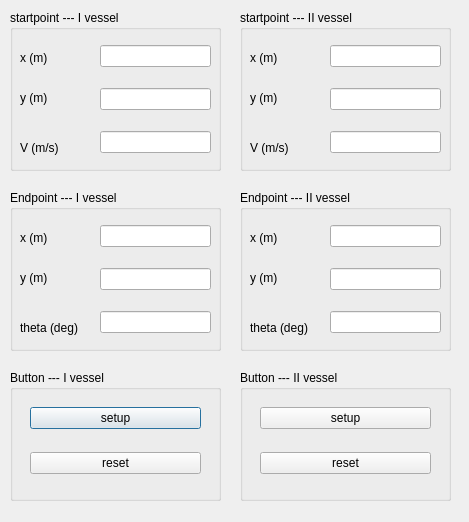
Old version of the form DPfloatover/QT/dialogstraightline.ui in the repository Forrest-Z/USV-robotics.
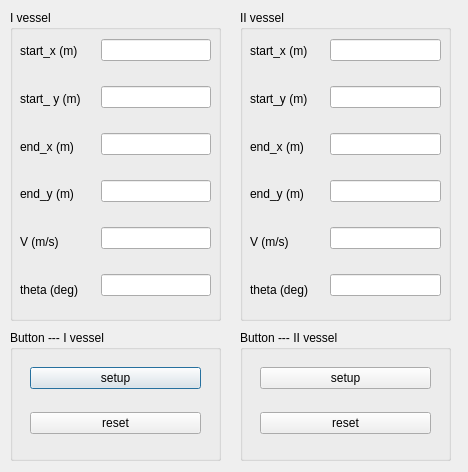
New version of the form.

What changed in the file:
```diff
--- a/DPfloatover/QT/dialogstraightline.ui
+++ b/DPfloatover/QT/dialogstraightline.ui
@@ -6,8 +6,8 @@
    <rect>
     <x>0</x>
     <y>0</y>
-    <width>469</width>
-    <height>522</height>
+    <width>468</width>
+    <height>472</height>
    </rect>
   </property>
   <property name="windowTitle">
@@ -19,58 +19,19 @@
      <x>10</x>
      <y>10</y>
      <width>211</width>
-     <height>161</height>
+     <height>311</height>
     </rect>
    </property>
    <property name="title">
-    <string>startpoint --- I vessel</string>
+    <string>I vessel</string>
    </property>
-   <widget class="QLabel" name="label">
-    <property name="geometry">
-     <rect>
-      <x>10</x>
-      <y>40</y>
-      <width>41</width>
-      <height>16</height>
-     </rect>
-    </property>
-    <property name="text">
-     <string>x (m)</string>
-    </property>
-   </widget>
-   <widget class="QLabel" name="label_2">
-    <property name="geometry">
-     <rect>
-      <x>10</x>
-      <y>80</y>
-      <width>41</width>
-      <height>16</height>
-     </rect>
-    </property>
-    <property name="text">
-     <string>y (m)</string>
-    </property>
-   </widget>
-   <widget class="QLabel" name="label_3">
-    <property name="geometry">
-     <rect>
-      <x>10</x>
-      <y>130</y>
-      <width>71</width>
-      <height>16</height>
-     </rect>
-    </property>
-    <property name="text">
-     <string>V (m/s)</string>
-    </property>
-   </widget>
    <widget class="QWidget" name="layoutWidget">
     <property name="geometry">
      <rect>
-      <x>90</x>
-      <y>20</y>
-      <width>111</width>
-      <height>141</height>
+      <x>91</x>
+      <y>10</y>
+      <width>110</width>
+      <height>301</height>
      </rect>
     </property>
     <layout class="QVBoxLayout" name="verticalLayout">
@@ -80,9 +41,72 @@
      <item>
       <widget class="QLineEdit" name="LE_setyI0"/>
      </item>
+     <item>
+      <widget class="QLineEdit" name="LE_setxI1"/>
+     </item>
+     <item>
+      <widget class="QLineEdit" name="LE_setyI1"/>
+     </item>
      <item>
       <widget class="QLineEdit" name="LE_setvelocityI"/>
      </item>
+     <item>
+      <widget class="QLineEdit" name="LE_setthetaI1"/>
+     </item>
+    </layout>
+   </widget>
+   <widget class="QWidget" name="layoutWidget">
+    <property name="geometry">
+     <rect>
+      <x>10</x>
+      <y>20</y>
+      <width>74</width>
+      <height>281</height>
+     </rect>
+    </property>
+    <layout class="QVBoxLayout" name="verticalLayout_3">
+     <item>
+      <widget class="QLabel" name="label">
+       <property name="text">
+        <string>start_x (m)</string>
+       </property>
+      </widget>
+     </item>
+     <item>
+      <widget class="QLabel" name="label_2">
+       <property name="text">
+        <string>start_ y (m)</string>
+       </property>
+      </widget>
+     </item>
+     <item>
+      <widget class="QLabel" name="label_8">
+       <property name="text">
+        <string>end_x (m)</string>
+       </property>
+      </widget>
+     </item>
+     <item>
+      <widget class="QLabel" name="label_7">
+       <property name="text">
+        <string>end_y (m)</string>
+       </property>
+      </widget>
+     </item>
+     <item>
+      <widget class="QLabel" name="label_4">
+       <property name="text">
+        <string>V (m/s)</string>
+       </property>
+      </widget>
+     </item>
+     <item>
+      <widget class="QLabel" name="label_9">
+       <property name="text">
+        <string>theta (deg)</string>
+       </property>
+      </widget>
+     </item>
     </layout>
    </widget>
   </widget>
@@ -90,7 +114,7 @@
    <property name="geometry">
     <rect>
      <x>10</x>
-     <y>370</y>
+     <y>330</y>
      <width>211</width>
      <height>131</height>
     </rect>
@@ -125,140 +149,28 @@
     </layout>
    </widget>
   </widget>
-  <widget class="QGroupBox" name="GB_setI_2">
-   <property name="geometry">
-    <rect>
-     <x>10</x>
-     <y>190</y>
-     <width>211</width>
-     <height>161</height>
-    </rect>
-   </property>
-   <property name="title">
-    <string>Endpoint --- I vessel</string>
-   </property>
-   <widget class="QLabel" name="label_4">
-    <property name="geometry">
-     <rect>
-      <x>10</x>
-      <y>40</y>
-      <width>41</width>
-      <height>16</height>
-     </rect>
-    </property>
-    <property name="text">
-     <string>x (m)</string>
-    </property>
-   </widget>
-   <widget class="QLabel" name="label_5">
-    <property name="geometry">
-     <rect>
-      <x>10</x>
-      <y>80</y>
-      <width>41</width>
-      <height>16</height>
-     </rect>
-    </property>
-    <property name="text">
-     <string>y (m)</string>
-    </property>
-   </widget>
-   <widget class="QLabel" name="label_6">
-    <property name="geometry">
-     <rect>
-      <x>10</x>
-      <y>130</y>
-      <width>71</width>
-      <height>16</height>
-     </rect>
-    </property>
-    <property name="text">
-     <string>theta (deg)</string>
-    </property>
-   </widget>
-   <widget class="QWidget" name="layoutWidget_4">
-    <property name="geometry">
-     <rect>
-      <x>90</x>
-      <y>20</y>
-      <width>111</width>
-      <height>141</height>
-     </rect>
-    </property>
-    <layout class="QVBoxLayout" name="verticalLayout_5">
-     <item>
-      <widget class="QLineEdit" name="LE_setxI1"/>
-     </item>
-     <item>
-      <widget class="QLineEdit" name="LE_setyI1"/>
-     </item>
-     <item>
-      <widget class="QLineEdit" name="LE_setthetaI1"/>
-     </item>
-    </layout>
-   </widget>
-  </widget>
   <widget class="QGroupBox" name="GB_setI_3">
    <property name="geometry">
     <rect>
      <x>240</x>
      <y>10</y>
      <width>211</width>
-     <height>161</height>
+     <height>311</height>
     </rect>
    </property>
    <property name="title">
-    <string>startpoint --- II vessel</string>
+    <string>II vessel</string>
    </property>
-   <widget class="QLabel" name="label_13">
-    <property name="geometry">
-     <rect>
-      <x>10</x>
-      <y>40</y>
-      <width>41</width>
-      <height>16</height>
-     </rect>
-    </property>
-    <property name="text">
-     <string>x (m)</string>
-    </property>
-   </widget>
-   <widget class="QLabel" name="label_14">
-    <property name="geometry">
-     <rect>
-      <x>10</x>
-      <y>80</y>
-      <width>41</width>
-      <height>16</height>
-     </rect>
-    </property>
-    <property name="text">
-     <string>y (m)</string>
-    </property>
-   </widget>
-   <widget class="QLabel" name="label_15">
-    <property name="geometry">
-     <rect>
-      <x>10</x>
-      <y>130</y>
-      <width>71</width>
-      <height>16</height>
-     </rect>
-    </property>
-    <property name="text">
-     <string>V (m/s)</string>
-    </property>
-   </widget>
-   <widget class="QWidget" name="layoutWidget_7">
+   <widget class="QWidget" name="layoutWidget">
     <property name="geometry">
      <rect>
       <x>90</x>
-      <y>20</y>
+      <y>10</y>
       <width>111</width>
-      <height>141</height>
+      <height>301</height>
      </rect>
     </property>
-    <layout class="QVBoxLayout" name="verticalLayout_3">
+    <layout class="QVBoxLayout" name="verticalLayout_2">
      <item>
       <widget class="QLineEdit" name="LE_setxII0"/>
      </item>
@@ -266,89 +178,79 @@
       <widget class="QLineEdit" name="LE_setyII0"/>
      </item>
      <item>
-      <widget class="QLineEdit" name="LE_setvelocityII"/>
-     </item>
-    </layout>
-   </widget>
-  </widget>
-  <widget class="QGroupBox" name="GB_setI_4">
-   <property name="geometry">
-    <rect>
-     <x>240</x>
-     <y>190</y>
-     <width>211</width>
-     <height>161</height>
-    </rect>
-   </property>
-   <property name="title">
-    <string>Endpoint --- II vessel</string>
-   </property>
-   <widget class="QLabel" name="label_16">
-    <property name="geometry">
-     <rect>
-      <x>10</x>
-      <y>40</y>
-      <width>41</width>
-      <height>16</height>
-     </rect>
-    </property>
-    <property name="text">
-     <string>x (m)</string>
-    </property>
-   </widget>
-   <widget class="QLabel" name="label_17">
-    <property name="geometry">
-     <rect>
-      <x>10</x>
-      <y>80</y>
-      <width>41</width>
-      <height>16</height>
-     </rect>
-    </property>
-    <property name="text">
-     <string>y (m)</string>
-    </property>
-   </widget>
-   <widget class="QLabel" name="label_18">
-    <property name="geometry">
-     <rect>
-      <x>10</x>
-      <y>130</y>
-      <width>71</width>
-      <height>16</height>
-     </rect>
-    </property>
-    <property name="text">
-     <string>theta (deg)</string>
-    </property>
-   </widget>
-   <widget class="QWidget" name="layoutWidget_8">
-    <property name="geometry">
-     <rect>
-      <x>90</x>
-      <y>20</y>
-      <width>111</width>
-      <height>141</height>
-     </rect>
-    </property>
-    <layout class="QVBoxLayout" name="verticalLayout_8">
-     <item>
       <widget class="QLineEdit" name="LE_setxII1"/>
      </item>
      <item>
       <widget class="QLineEdit" name="LE_setyII1"/>
      </item>
+     <item>
+      <widget class="QLineEdit" name="LE_setvelocityII"/>
+     </item>
      <item>
       <widget class="QLineEdit" name="LE_setthetaII1"/>
      </item>
     </layout>
    </widget>
+   <widget class="QWidget" name="">
+    <property name="geometry">
+     <rect>
+      <x>10</x>
+      <y>20</y>
+      <width>74</width>
+      <height>281</height>
+     </rect>
+    </property>
+    <layout class="QVBoxLayout" name="verticalLayout_5">
+     <item>
+      <widget class="QLabel" name="label_13">
+       <property name="text">
+        <string>start_x (m)</string>
+       </property>
+      </widget>
+     </item>
+     <item>
+      <widget class="QLabel" name="label_14">
+       <property name="text">
+        <string>start_y (m)</string>
+       </property>
+      </widget>
+     </item>
+     <item>
+      <widget class="QLabel" name="label_16">
+       <property name="text">
+        <string>end_x (m)</string>
+       </property>
+      </widget>
+     </item>
+     <item>
+      <widget class="QLabel" name="label_17">
+       <property name="text">
+        <string>end_y (m)</string>
+       </property>
+      </widget>
+     </item>
+     <item>
+      <widget class="QLabel" name="label_15">
+       <property name="text">
+        <string>V (m/s)</string>
+       </property>
+      </widget>
+     </item>
+     <item>
+      <widget class="QLabel" name="label_18">
+       <property name="text">
+        <string>theta (deg)</string>
+       </property>
+      </widget>
+     </item>
+    </layout>
+   </widget>
   </widget>
   <widget class="QGroupBox" name="groupBox_2">
    <property name="geometry">
     <rect>
      <x>240</x>
-     <y>370</y>
+     <y>330</y>
      <width>211</width>
      <height>131</height>
     </rect>
```
